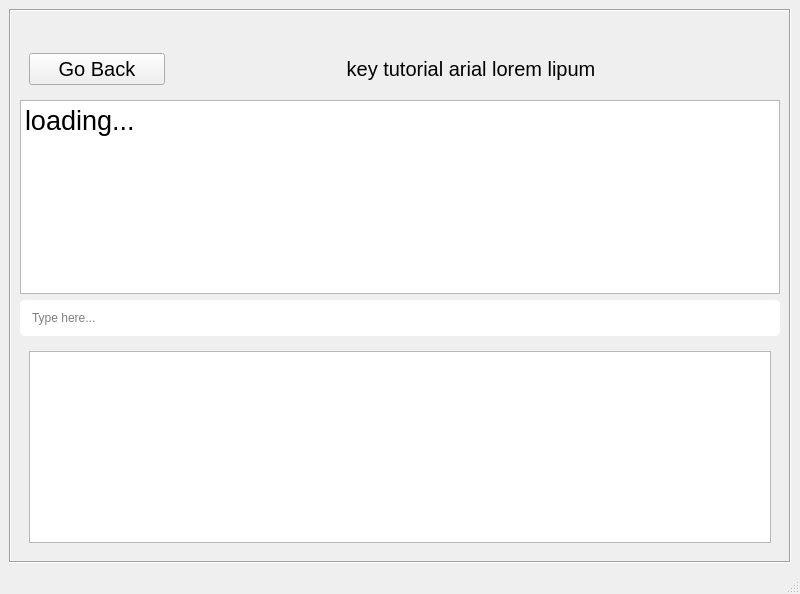
Old version of the form key_tutor.ui in the repository Prakash5209/typing_tutor.
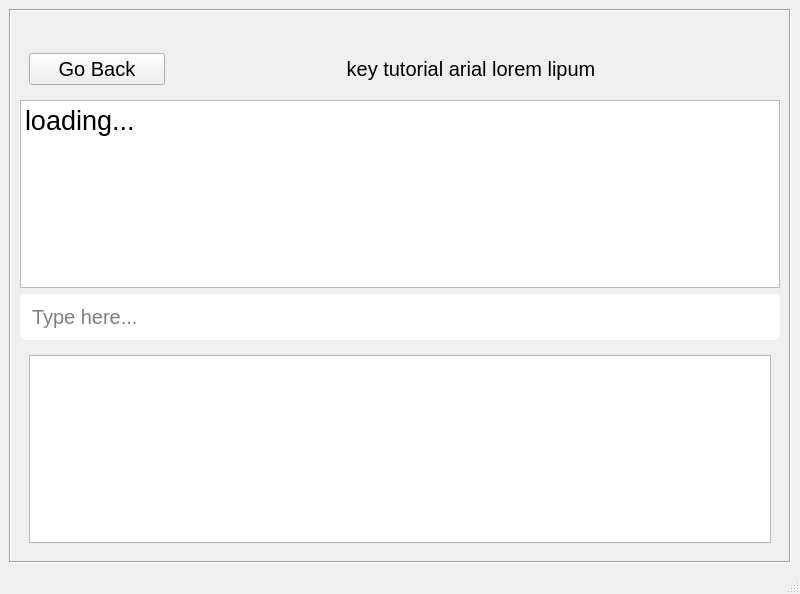
New version of the form.

The edit to the form file:
```diff
--- a/key_tutor.ui
+++ b/key_tutor.ui
@@ -86,6 +86,11 @@
         </item>
         <item row="2" column="0" colspan="2">
          <widget class="QTextBrowser" name="textBrowser">
+          <property name="font">
+           <font>
+            <pointsize>20</pointsize>
+           </font>
+          </property>
           <property name="frameShadow">
            <enum>QFrame::Plain</enum>
           </property>
@@ -93,8 +98,8 @@
            <string>&lt;!DOCTYPE HTML PUBLIC &quot;-//W3C//DTD HTML 4.0//EN&quot; &quot;http://www.w3.org/TR/REC-html40/strict.dtd&quot;&gt;
 &lt;html&gt;&lt;head&gt;&lt;meta name=&quot;qrichtext&quot; content=&quot;1&quot; /&gt;&lt;style type=&quot;text/css&quot;&gt;
 p, li { white-space: pre-wrap; }
-&lt;/style&gt;&lt;/head&gt;&lt;body style=&quot; font-family:'Ubuntu'; font-size:15pt; font-weight:400; font-style:normal;&quot;&gt;
-&lt;p style=&quot; margin-top:0px; margin-bottom:0px; margin-left:0px; margin-right:0px; -qt-block-indent:0; text-indent:0px;&quot;&gt;&lt;span style=&quot; font-size:20pt;&quot;&gt;loading...&lt;/span&gt;&lt;/p&gt;&lt;/body&gt;&lt;/html&gt;</string>
+&lt;/style&gt;&lt;/head&gt;&lt;body style=&quot; font-family:'Ubuntu'; font-size:20pt; font-weight:400; font-style:normal;&quot;&gt;
+&lt;p style=&quot; margin-top:0px; margin-bottom:0px; margin-left:0px; margin-right:0px; -qt-block-indent:0; text-indent:0px;&quot;&gt;loading...&lt;/p&gt;&lt;/body&gt;&lt;/html&gt;</string>
           </property>
          </widget>
         </item>
@@ -115,6 +120,11 @@
         </item>
         <item row="3" column="0" colspan="2">
          <widget class="QLineEdit" name="test_type">
+          <property name="font">
+           <font>
+            <pointsize>15</pointsize>
+           </font>
+          </property>
           <property name="styleSheet">
            <string notr="true">padding:10px;
 border-radius:5px;</string>
```
